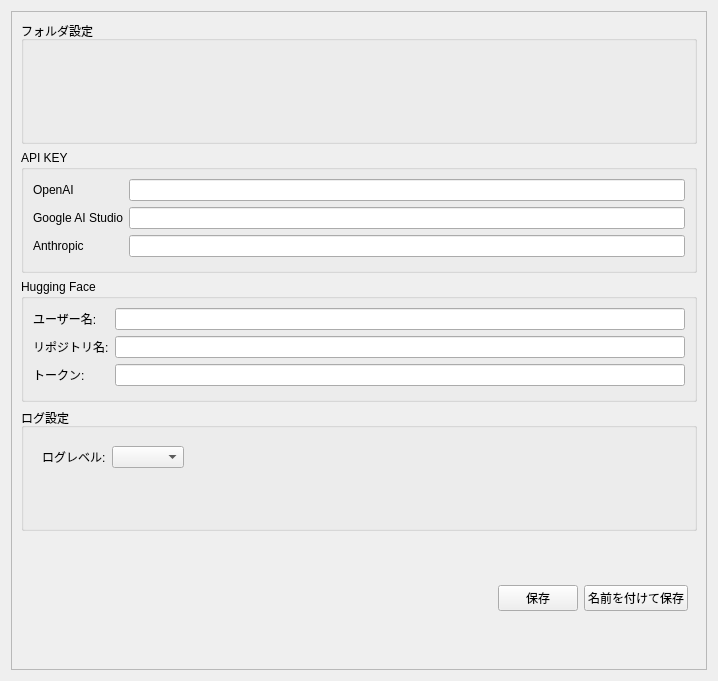
This is src/lorairo/gui/designer/ConfigurationWindow.ui in NEXTAltair/LoRAIro as Qt 5 draws it before an edit. The edited form follows.
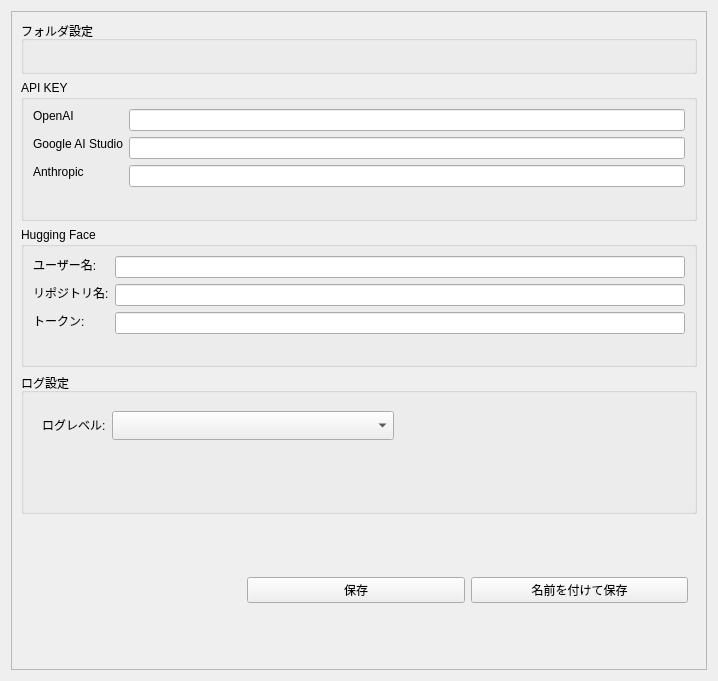
This is the edited form. Custom widgets are drawn as their Qt base class.

```diff
--- a/src/lorairo/gui/designer/ConfigurationWindow.ui
+++ b/src/lorairo/gui/designer/ConfigurationWindow.ui
@@ -45,6 +45,12 @@
            <widget class="DirectoryPickerWidget" name="dirPickerDatabaseDir" native="true"/>
           </item>
          </layout>
+         <property name="sizePolicy">
+          <sizepolicy hsizetype="Expanding" vsizetype="Fixed">
+           <horstretch>0</horstretch>
+           <verstretch>0</verstretch>
+          </sizepolicy>
+         </property>
         </widget>
        </item>
        <item>
@@ -58,30 +64,69 @@
             <property name="text">
              <string>OpenAI</string>
             </property>
+            <property name="sizePolicy">
+             <sizepolicy hsizetype="Preferred" vsizetype="Fixed">
+              <horstretch>0</horstretch>
+              <verstretch>0</verstretch>
+             </sizepolicy>
+            </property>
            </widget>
           </item>
           <item row="0" column="1">
-           <widget class="QLineEdit" name="lineEditOpenAiKey"/>
+           <widget class="QLineEdit" name="lineEditOpenAiKey">
+            <property name="sizePolicy">
+             <sizepolicy hsizetype="Expanding" vsizetype="Preferred">
+              <horstretch>0</horstretch>
+              <verstretch>0</verstretch>
+             </sizepolicy>
+            </property>
+           </widget>
           </item>
           <item row="1" column="0">
            <widget class="QLabel" name="labelGoogleKey">
             <property name="text">
              <string>Google AI Studio</string>
             </property>
+            <property name="sizePolicy">
+             <sizepolicy hsizetype="Preferred" vsizetype="Fixed">
+              <horstretch>0</horstretch>
+              <verstretch>0</verstretch>
+             </sizepolicy>
+            </property>
            </widget>
           </item>
           <item row="1" column="1">
-           <widget class="QLineEdit" name="lineEditGoogleVisionKey"/>
+           <widget class="QLineEdit" name="lineEditGoogleVisionKey">
+            <property name="sizePolicy">
+             <sizepolicy hsizetype="Expanding" vsizetype="Preferred">
+              <horstretch>0</horstretch>
+              <verstretch>0</verstretch>
+             </sizepolicy>
+            </property>
+           </widget>
           </item>
           <item row="2" column="0">
            <widget class="QLabel" name="labelAnthropicKey">
             <property name="text">
              <string>Anthropic</string>
             </property>
+            <property name="sizePolicy">
+             <sizepolicy hsizetype="Preferred" vsizetype="Fixed">
+              <horstretch>0</horstretch>
+              <verstretch>0</verstretch>
+             </sizepolicy>
+            </property>
            </widget>
           </item>
           <item row="2" column="1">
-           <widget class="QLineEdit" name="lineEditAnthropicKey"/>
+           <widget class="QLineEdit" name="lineEditAnthropicKey">
+            <property name="sizePolicy">
+             <sizepolicy hsizetype="Expanding" vsizetype="Preferred">
+              <horstretch>0</horstretch>
+              <verstretch>0</verstretch>
+             </sizepolicy>
+            </property>
+           </widget>
           </item>
          </layout>
         </widget>
@@ -97,30 +142,69 @@
             <property name="text">
              <string>ユーザー名:</string>
             </property>
+            <property name="sizePolicy">
+             <sizepolicy hsizetype="Preferred" vsizetype="Fixed">
+              <horstretch>0</horstretch>
+              <verstretch>0</verstretch>
+             </sizepolicy>
+            </property>
            </widget>
           </item>
           <item row="0" column="1">
-           <widget class="QLineEdit" name="lineEditHfUsername"/>
+           <widget class="QLineEdit" name="lineEditHfUsername">
+            <property name="sizePolicy">
+             <sizepolicy hsizetype="Expanding" vsizetype="Preferred">
+              <horstretch>0</horstretch>
+              <verstretch>0</verstretch>
+             </sizepolicy>
+            </property>
+           </widget>
           </item>
           <item row="1" column="0">
            <widget class="QLabel" name="labelHfRepoName">
             <property name="text">
              <string>リポジトリ名:</string>
             </property>
+            <property name="sizePolicy">
+             <sizepolicy hsizetype="Preferred" vsizetype="Fixed">
+              <horstretch>0</horstretch>
+              <verstretch>0</verstretch>
+             </sizepolicy>
+            </property>
            </widget>
           </item>
           <item row="1" column="1">
-           <widget class="QLineEdit" name="lineEditHfRepoName"/>
+           <widget class="QLineEdit" name="lineEditHfRepoName">
+            <property name="sizePolicy">
+             <sizepolicy hsizetype="Expanding" vsizetype="Preferred">
+              <horstretch>0</horstretch>
+              <verstretch>0</verstretch>
+             </sizepolicy>
+            </property>
+           </widget>
           </item>
           <item row="2" column="0">
            <widget class="QLabel" name="labelHfToken">
             <property name="text">
              <string>トークン:</string>
             </property>
+            <property name="sizePolicy">
+             <sizepolicy hsizetype="Preferred" vsizetype="Fixed">
+              <horstretch>0</horstretch>
+              <verstretch>0</verstretch>
+             </sizepolicy>
+            </property>
            </widget>
           </item>
           <item row="2" column="1">
-           <widget class="QLineEdit" name="lineEditHfToken"/>
+           <widget class="QLineEdit" name="lineEditHfToken">
+            <property name="sizePolicy">
+             <sizepolicy hsizetype="Expanding" vsizetype="Preferred">
+              <horstretch>0</horstretch>
+              <verstretch>0</verstretch>
+             </sizepolicy>
+            </property>
+           </widget>
           </item>
          </layout>
         </widget>
@@ -145,10 +229,23 @@
                <property name="text">
                 <string>ログレベル:</string>
                </property>
+               <property name="sizePolicy">
+                <sizepolicy hsizetype="Preferred" vsizetype="Fixed">
+                 <horstretch>0</horstretch>
+                 <verstretch>0</verstretch>
+                </sizepolicy>
+               </property>
               </widget>
              </item>
              <item>
-              <widget class="QComboBox" name="comboBoxLogLevel"/>
+              <widget class="QComboBox" name="comboBoxLogLevel">
+               <property name="sizePolicy">
+                <sizepolicy hsizetype="Expanding" vsizetype="Preferred">
+                 <horstretch>0</horstretch>
+                 <verstretch>0</verstretch>
+                </sizepolicy>
+               </property>
+              </widget>
              </item>
              <item>
               <spacer name="HSpacerLogLevel">
@@ -200,6 +297,12 @@
             <property name="text">
              <string>保存</string>
             </property>
+            <property name="sizePolicy">
+             <sizepolicy hsizetype="Expanding" vsizetype="Fixed">
+              <horstretch>0</horstretch>
+              <verstretch>0</verstretch>
+             </sizepolicy>
+            </property>
            </widget>
           </item>
           <item>
@@ -207,6 +310,12 @@
             <property name="text">
              <string>名前を付けて保存</string>
             </property>
+            <property name="sizePolicy">
+             <sizepolicy hsizetype="Expanding" vsizetype="Fixed">
+              <horstretch>0</horstretch>
+              <verstretch>0</verstretch>
+             </sizepolicy>
+            </property>
            </widget>
           </item>
          </layout>
```
Left out of the diff: 12 changed lines with no effect on the pictures.
